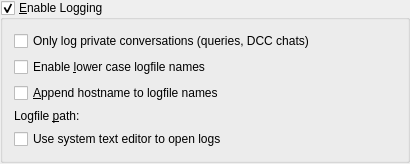
Before: the Qt Designer form src/config/log_config.ui in KDE/konversation, drawn with Qt 5.
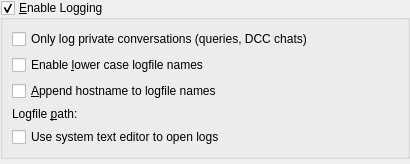
After: the same form once the commit is applied. Custom widgets are drawn as their Qt base class.

Commit message: Remove outdated <layoutdefault> from UI files

```diff
--- a/src/config/log_config.ui
+++ b/src/config/log_config.ui
@@ -99,7 +99,6 @@
    </item>
   </layout>
  </widget>
- <layoutdefault spacing="6" margin="11"/>
  <customwidgets>
   <customwidget>
    <class>KUrlRequester</class>
```
The commit also changes 19 other files.
